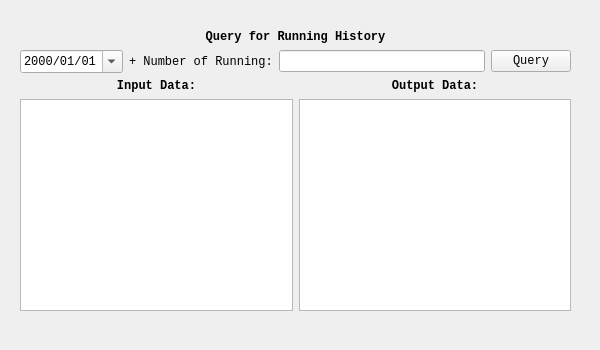
Before: the Qt Designer form mainwidgets/history.ui in SimonCqk/Photon_Propagation_Simulation, drawn with Qt 5.
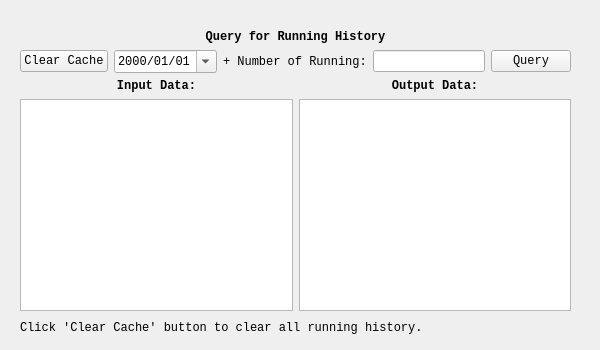
After: the same form once the commit is applied.

Commit message: add 'Clear Cache' button.

```diff
--- a/mainwidgets/history.ui
+++ b/mainwidgets/history.ui
@@ -42,6 +42,18 @@
     </item>
     <item>
      <layout class="QHBoxLayout" name="horizontalLayout">
+      <item>
+       <widget class="QPushButton" name="ClearCacheButton">
+        <property name="font">
+         <font>
+          <family>Consolas</family>
+         </font>
+        </property>
+        <property name="text">
+         <string>Clear Cache</string>
+        </property>
+       </widget>
+      </item>
       <item>
        <widget class="QDateEdit" name="dateEdit">
         <property name="font">
@@ -153,6 +165,24 @@
     </item>
    </layout>
   </widget>
+  <widget class="QLabel" name="label_5">
+   <property name="geometry">
+    <rect>
+     <x>20</x>
+     <y>320</y>
+     <width>401</width>
+     <height>16</height>
+    </rect>
+   </property>
+   <property name="font">
+    <font>
+     <family>Consolas</family>
+    </font>
+   </property>
+   <property name="text">
+    <string>Click 'Clear Cache' button to clear all running history.</string>
+   </property>
+  </widget>
  </widget>
  <resources/>
  <connections/>
```
The commit also changes 5 other files.
